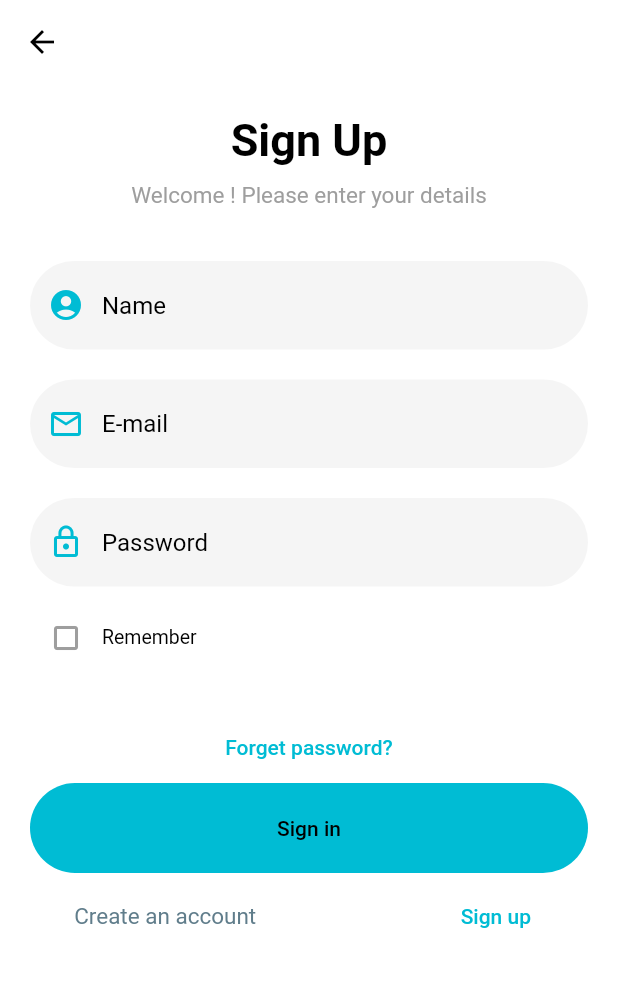
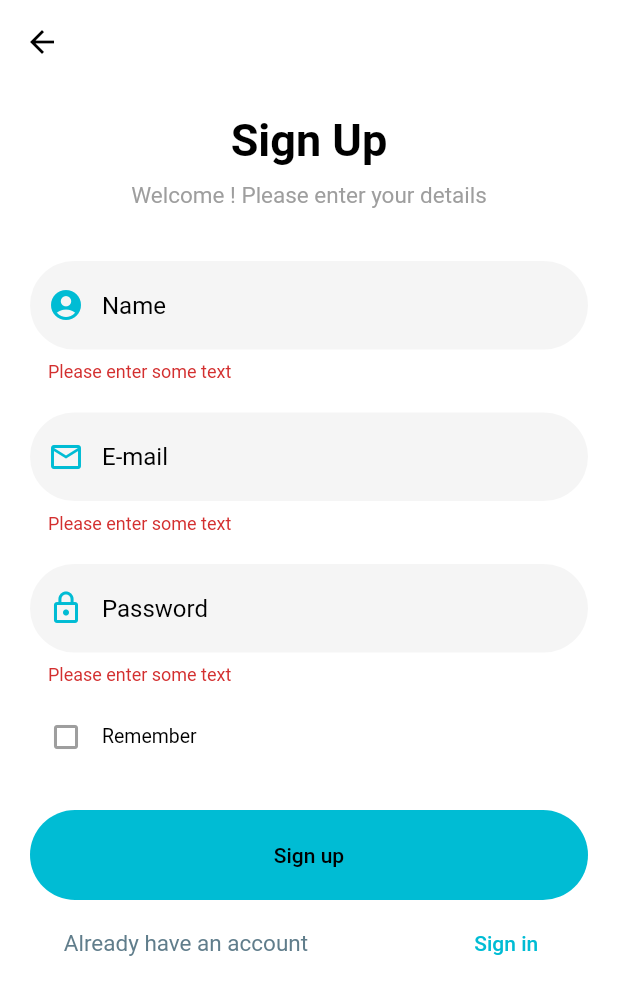
Before and after one commit to E566698/Top_c, a Flutter app: the SignUp screen opened directly, after a tap on "Sign up", on a phone screen of 412 x 824 dp. Shown: the top 995 px of the screen. Run offline on Flutter 3.47's test engine with Material 2 defaults, Android fonts, the phone set to English and light mode, and no system bars; our stand-ins replace animated_splash_screen, cloud_firestore, firebase_auth, firebase_core, flutter_bloc, flutter_signin_button and 3 more; accounts and stored records are empty; network calls fail; Roboto replaces fonts that are missing (WorkSansLight).

Commit message:
first commit

```diff
--- a/lib/main.dart
+++ b/lib/main.dart
@@ -10,7 +10,9 @@ import 'package:project_grad/presentation/Screens/splash_screen.dart';
 
 main() async{
   // BlocObserver  = MyBlocObserver();
+  WidgetsFlutterBinding.ensureInitialized();
   await Firebase.initializeApp();
+
   // DioHelper.init();
   runApp( MaterialApp(
     debugShowCheckedModeBanner: false,
--- a/lib/presentation/Screens/sign_up.dart
+++ b/lib/presentation/Screens/sign_up.dart
@@ -64,7 +64,13 @@ class SignUp extends StatelessWidget {
                             hintStyle: TextStyle(color: Colors.black,fontFamily: "WorkSansLight"),
                             filled: true,
                             fillColor: Colors.grey[20],
-                            hintText: 'Name'),
+                            hintText: 'Name',),
+                        validator: (value) {
+                          if (value == null || value.isEmpty) {
+                            return 'Please enter some text';
+                          }
+                          return null;
+                        },
                       ),
                       SizedBox(height: 20,),
                       TextFormField(
@@ -85,6 +91,12 @@ class SignUp extends StatelessWidget {
                             filled: true,
                             fillColor: Colors.grey[20],
                             hintText: 'E-mail'),
+                        validator: (value) {
+                          if (value == null || value.isEmpty) {
+                            return 'Please enter some text';
+                          }
+                          return null;
+                        },
                       ),
                       SizedBox(height: 20,),
                       TextFormField(
@@ -106,6 +118,12 @@ class SignUp extends StatelessWidget {
                             filled: true,
                             fillColor: Colors.grey[20],
                             hintText: 'Password'),
+                        validator: (value) {
+                          if (value == null || value.isEmpty) {
+                            return 'Please enter some text';
+                          }
+                          return null;
+                        },
                       ),
                       SizedBox(height: 10,),
                       Row(
@@ -126,19 +144,19 @@ class SignUp extends StatelessWidget {
                         ],
                       ),
                       SizedBox(height: 25,),
-                      Center(
-                        child: Row(
-                          mainAxisAlignment: MainAxisAlignment.center,
-                          children: [
-                            TextButton(onPressed: (){},
-                                child:Text('Forget password?',
-                                  style: TextStyle(
-                                      color: defaultColor
-                                  ),
-                                ))
-                          ],
-                        ),
-                      ),
+                      // Center(
+                      //   child: Row(
+                      //     mainAxisAlignment: MainAxisAlignment.center,
+                      //     children: [
+                      //       TextButton(onPressed: (){},
+                      //           child:Text('Forget password?',
+                      //             style: TextStyle(
+                      //                 color: defaultColor
+                      //             ),
+                      //           ))
+                      //     ],
+                      //   ),
+                      // ),
                       Container(
                           width:double.infinity,
                           height: 60,
@@ -151,14 +169,16 @@ class SignUp extends StatelessWidget {
                           child: Center(
                             child: TextButton(
                               onPressed: (){
-                                 if(formkey.currentState!.validate()){
+
+                                 if(  formkey.currentState!.validate()){
+
                                    ChestsignUpCubit.get(context).userRegister(
                                        name: nameController.text,
                                        email: emailController.text,
                                        password: passController.text);
                                  }
                               },
-                              child:Text  ('Sign in',
+                              child:Text  ('Sign up',
                                 style: TextStyle(
                                     color: Colors.black
                                 ),
@@ -172,7 +192,7 @@ class SignUp extends StatelessWidget {
                       Row(
                         mainAxisAlignment: MainAxisAlignment.spaceAround,
                         children: [
-                          Text('Create an account',
+                          Text('Already have an account',
                             style: TextStyle(
                               fontSize: 15,
                               color: Colors.blueGrey,
@@ -182,7 +202,7 @@ class SignUp extends StatelessWidget {
                           TextButton(onPressed: (){
 
                           },
-                              child:Text('Sign up',
+                              child:Text('Sign in',
                                 style: TextStyle(
                                   color:defaultColor,
                                 ),
--- a/pubspec.yaml
+++ b/pubspec.yaml
@@ -31,6 +31,7 @@ environment:
 dependencies:
   bloc:
   flutter_bloc:
+  flutter_signin_button: ^2.0.0
   form: ^0.0.5
   flutter:
     sdk: flutter
@@ -45,6 +46,8 @@ dependencies:
   #firebase
   firebase_core: ^2.2.0
   firebase_auth: ^4.1.2
+  cloud_firestore: ^4.0.5
+  google_sign_in: ^5.4.2
 
 dev_dependencies:
   flutter_test:
@@ -72,6 +75,7 @@ flutter:
   assets:
       - assets/
       - assets/img/
+
   #   - images/a_dot_ham.jpeg
 
   # An image asset can refer to one or more resolution-specific "variants", see
```
Also changed, not shown: lib/business_logic/cubit/signup_cubit.dart (+11 -0 lines), lib/business_logic/firebase_google/auth_service.dart (added, +34 -0 lines), lib/presentation/Screens/home.dart (added, +11 -0 lines), lib/presentation/Screens/login_screen.dart (+22 -0 lines), lib/presentation/models/user_model.dart (added, +13 -0 lines), pubspec.lock.
